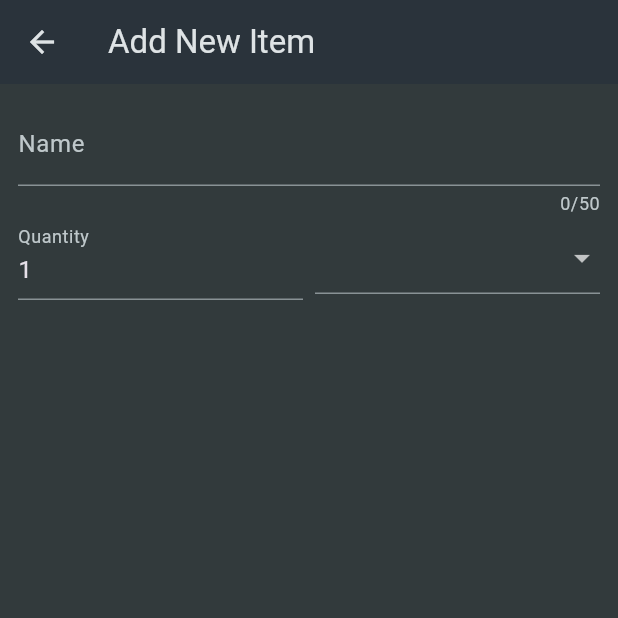
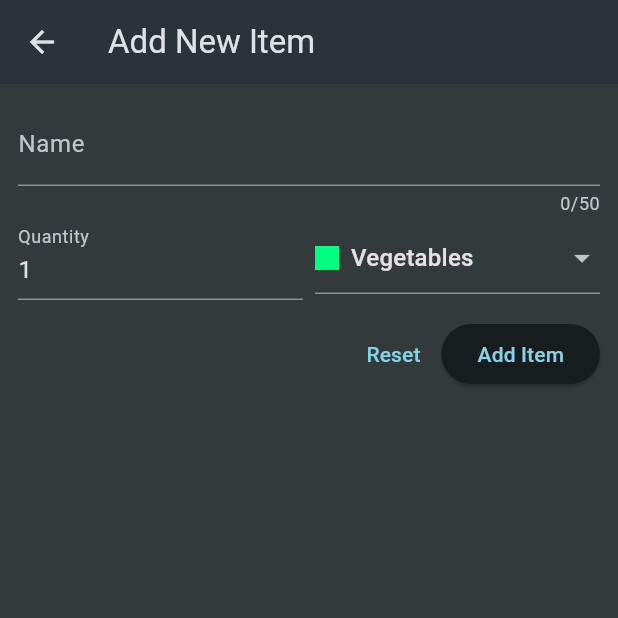
Before and after one commit to Finnnfin/CSIT284-LAWAS, a Flutter app: the screen it shows after launch, after a tap on the "add" icon, on a phone screen of 412 x 824 dp, the top half of it. Run offline on Flutter 3.47's test engine with Material 3 defaults, Android fonts, the phone set to English and light mode, and no system bars; our stand-ins replace flutter_riverpod, google_fonts, transparent_image.

Commit message:
Perform add item

```diff
--- a/shopping_list/shopping_list/lib/widgets/grocery_list.dart
+++ b/shopping_list/shopping_list/lib/widgets/grocery_list.dart
@@ -1,6 +1,7 @@
 import 'package:flutter/material.dart';
 
-import 'package:shopping_list/data/dummy_items.dart';
+
+import 'package:shopping_list/models/grocery_item.dart';
 import 'package:shopping_list/widgets/new_item.dart';
 
 class GroceryList extends StatefulWidget {
@@ -11,35 +12,49 @@
 }
 
 class _GroceryListState extends State<GroceryList> {
-  void _addItem() {
-    Navigator.of(context).push(
+List<GroceryItem> _groceryItems = [];
+
+  void _addItem() async{
+    final newItem = await Navigator.of(context).push(
       MaterialPageRoute(
         builder: (ctx) => const NewItem(),
       ),
     );
+    if(newItem == null){
+      return;
+    }
+    setState(() {
+      _groceryItems.add(newItem);
+    });
   }
 
   @override
   Widget build(BuildContext context) {
+   Widget content = ListView.builder(
+        itemCount: _groceryItems.length,
+        itemBuilder: (ctx, index) => ListTile(
+          title: Text(_groceryItems[index].name),
+          leading: Container(
+            width: 24,
+            height: 24,
+            color: _groceryItems[index].category.color,
+          ),
+          trailing: Text(
+            _groceryItems[index].quantity.toString(),
+          ),
+        ),
+      );
+      if(_groceryItems.isEmpty){
+        content = const Center(
+          child: Text('No Items Added Yet.'),
+        );
+      }
     return Scaffold(
       appBar: AppBar(
         title: const Text('Your Groceries'),
         actions: [IconButton(onPressed: _addItem, icon: const Icon(Icons.add))],
       ),
-      body: ListView.builder(
-        itemCount: groceryItems.length,
-        itemBuilder: (ctx, index) => ListTile(
-          title: Text(groceryItems[index].name),
-          leading: Container(
-            width: 24,
-            height: 24,
-            color: groceryItems[index].category.color,
-          ),
-          trailing: Text(
-            groceryItems[index].quantity.toString(),
-          ),
-        ),
-      ),
+      body: content,
     );
   }
 }
--- a/shopping_list/shopping_list/lib/widgets/new_item.dart
+++ b/shopping_list/shopping_list/lib/widgets/new_item.dart
@@ -1,5 +1,7 @@
 import 'package:flutter/material.dart';
 import 'package:shopping_list/data/categories.dart';
+import 'package:shopping_list/models/category.dart';
+import 'package:shopping_list/models/grocery_item.dart';
 
 class NewItem extends StatefulWidget {
   const NewItem({super.key});
@@ -10,6 +12,25 @@
 }
 
 class _newItemState extends State<NewItem> {
+  final _formkey = GlobalKey<FormState>();
+  var _enteredName = '';
+  var _enteredQuantity = 1;
+  var _selectedCategory = categories[Categories.vegetables];
+
+  void _saveItem() {
+    if (_formkey.currentState!.validate()) {
+      _formkey.currentState!.save();
+      Navigator.of(context).pop(
+        GroceryItem(
+          id:DateTime.now().toString(),
+          name: _enteredName,
+          quantity: _enteredQuantity,
+          category: _selectedCategory!,
+          ),
+      );
+    }
+  }
+
   @override
   Widget build(BuildContext context) {
     return Scaffold(
@@ -19,13 +40,20 @@
       body: Padding(
         padding: EdgeInsets.all(12),
         child: Form(
+          key: _formkey,
           child: Column(
             children: [
               TextFormField(
                 maxLength: 50,
                 decoration: InputDecoration(labelText: 'Name'),
+                initialValue: _enteredName,
+                onSaved: (value) {
+                  _enteredName = value!;
+                },
                 validator: (value) {
-                  if (value == null || value.isEmpty) {
+                  if (value == null ||
+                      value.isEmpty ||
+                      value.trim().length <= 1) {
                     return 'Name must not be empty.';
                   }
                   return null;
@@ -38,9 +66,14 @@
                       keyboardType: TextInputType.number,
                       decoration:
                           InputDecoration(label: const Text('Quantity')),
-                      initialValue: '1',
+                      onSaved: (value) {
+                        _enteredQuantity = int.parse(value!);
+                      },
+                      initialValue: _enteredQuantity.toString(),
                       validator: (value) {
-                        if (value == null || int.tryParse(value) == null) {
+                        if (value == null ||
+                            int.tryParse(value) == null ||
+                            int.tryParse(value)! <= 0) {
                           return 'Input must be a number.';
                         }
                         return null;
@@ -50,6 +83,7 @@
                   const SizedBox(width: 8),
                   Expanded(
                     child: DropdownButtonFormField(
+                        initialValue: _selectedCategory,
                         items: [
                           for (final category in categories.entries)
                             DropdownMenuItem(
@@ -58,22 +92,35 @@
                                   children: [
                                     Container(
                                       width: 16,
-                                  height: 12,
+                                      height: 16,
                                       color: category.value.color,
                                     ),
                                     const SizedBox(width: 8),
                                     Text(category.value.title),
                                   ],
-                            )
-                          )
+                                ))
                         ],
                         onChanged: (value) {
-
-                      }
-                    ),
+                          setState(() {
+                            _selectedCategory = value!;
+                          });
+                        }),
                   ),
                 ],
               ),
+              SizedBox(height: 12),
+              Row(
+                mainAxisAlignment: MainAxisAlignment.end,
+                children: [
+                  TextButton(
+                      onPressed: () {
+                        _formkey.currentState!.reset();
+                      },
+                      child: const Text('Reset')),
+                  ElevatedButton(
+                      onPressed: _saveItem, child: const Text('Add Item'))
+                ],
+              )
             ],
           ),
         ),
```
Lines whose indentation alone changed are shown as unchanged.
